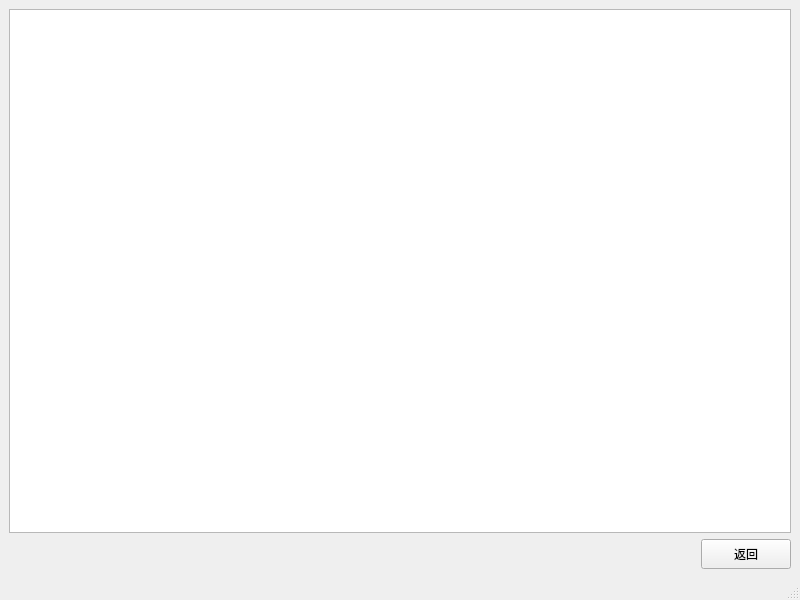
First picture: the form in mainCode/orderinfo.ui, repository CarlosDJY/QtBasedGroupWork, before the edit.
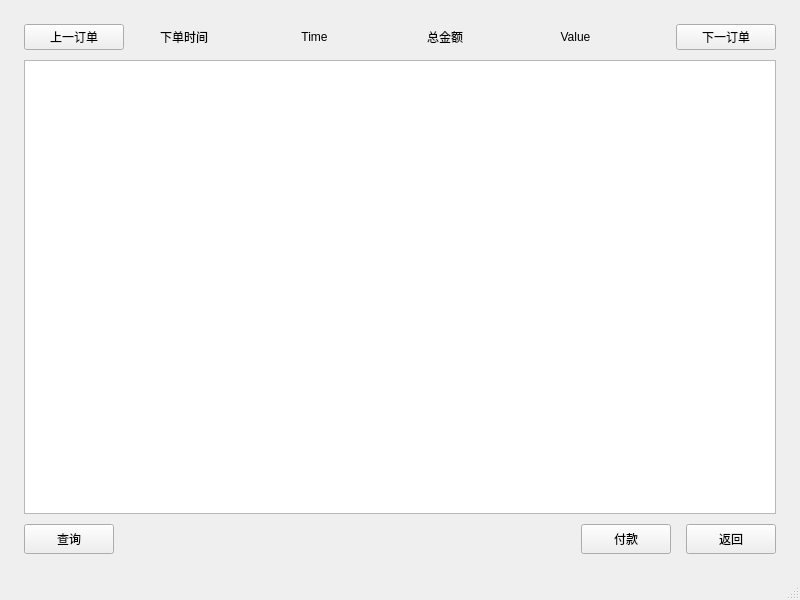
Second picture: the form after the edit.

Commit message: connect shoppingcart, orderinfo and paypage

```diff
--- a/mainCode/orderinfo.ui
+++ b/mainCode/orderinfo.ui
@@ -14,10 +14,109 @@
    <string>MainWindow</string>
   </property>
   <widget class="QWidget" name="centralwidget">
-   <layout class="QHBoxLayout" name="horizontalLayout">
+   <layout class="QVBoxLayout" name="verticalLayout">
     <item>
      <layout class="QGridLayout" name="gridLayout">
-      <item row="0" column="0" colspan="2">
+      <property name="leftMargin">
+       <number>15</number>
+      </property>
+      <property name="topMargin">
+       <number>15</number>
+      </property>
+      <property name="rightMargin">
+       <number>15</number>
+      </property>
+      <property name="bottomMargin">
+       <number>15</number>
+      </property>
+      <property name="horizontalSpacing">
+       <number>15</number>
+      </property>
+      <property name="verticalSpacing">
+       <number>10</number>
+      </property>
+      <item row="0" column="0" colspan="4">
+       <layout class="QHBoxLayout" name="horizontalLayout_3">
+        <property name="spacing">
+         <number>30</number>
+        </property>
+        <item>
+         <widget class="QPushButton" name="pushButton_2">
+          <property name="maximumSize">
+           <size>
+            <width>100</width>
+            <height>16777215</height>
+           </size>
+          </property>
+          <property name="text">
+           <string>上一订单</string>
+          </property>
+         </widget>
+        </item>
+        <item>
+         <layout class="QHBoxLayout" name="horizontalLayout_2">
+          <item>
+           <widget class="QLabel" name="label">
+            <property name="maximumSize">
+             <size>
+              <width>60</width>
+              <height>16777215</height>
+             </size>
+            </property>
+            <property name="text">
+             <string>&lt;html&gt;&lt;head/&gt;&lt;body&gt;&lt;p align=&quot;center&quot;&gt;下单时间&lt;/p&gt;&lt;/body&gt;&lt;/html&gt;</string>
+            </property>
+           </widget>
+          </item>
+          <item>
+           <widget class="QLabel" name="OrderTime">
+            <property name="text">
+             <string>&lt;html&gt;&lt;head/&gt;&lt;body&gt;&lt;p align=&quot;center&quot;&gt;Time&lt;/p&gt;&lt;/body&gt;&lt;/html&gt;</string>
+            </property>
+           </widget>
+          </item>
+         </layout>
+        </item>
+        <item>
+         <layout class="QHBoxLayout" name="horizontalLayout">
+          <item>
+           <widget class="QLabel" name="label_4">
+            <property name="maximumSize">
+             <size>
+              <width>60</width>
+              <height>16777215</height>
+             </size>
+            </property>
+            <property name="text">
+             <string>&lt;html&gt;&lt;head/&gt;&lt;body&gt;&lt;p align=&quot;center&quot;&gt;总金额&lt;/p&gt;&lt;/body&gt;&lt;/html&gt;</string>
+            </property>
+           </widget>
+          </item>
+          <item>
+           <widget class="QLabel" name="TotalValue">
+            <property name="text">
+             <string>&lt;html&gt;&lt;head/&gt;&lt;body&gt;&lt;p align=&quot;center&quot;&gt;Value&lt;/p&gt;&lt;/body&gt;&lt;/html&gt;</string>
+            </property>
+           </widget>
+          </item>
+         </layout>
+        </item>
+        <item>
+         <widget class="QPushButton" name="pushButton">
+          <property name="maximumSize">
+           <size>
+            <width>100</width>
+            <height>16777215</height>
+           </size>
+          </property>
+          <property name="text">
+           <string>下一订单</string>
+          </property>
+         </widget>
+        </item>
+       </layout>
+      </item>
+      <item row="1" column="0" colspan="4">
        <widget class="QTableView" name="OrderTable">
         <property name="minimumSize">
          <size>
@@ -33,44 +132,70 @@
         </property>
        </widget>
       </item>
-      <item row="1" column="1">
-       <widget class="QPushButton" name="BackButton">
+      <item row="2" column="0">
+       <widget class="QPushButton" name="FindOrder">
         <property name="minimumSize">
          <size>
           <width>90</width>
           <height>30</height>
          </size>
         </property>
-        <property name="maximumSize">
-         <size>
-          <width>90</width>
-          <height>30</height>
-         </size>
-        </property>
-        <property name="toolTip">
-         <string>&lt;html&gt;&lt;head/&gt;&lt;body&gt;&lt;p&gt;返回&lt;/p&gt;&lt;p&gt;&lt;br/&gt;&lt;/p&gt;&lt;/body&gt;&lt;/html&gt;</string>
-        </property>
-        <property name="layoutDirection">
-         <enum>Qt::LeftToRight</enum>
-        </property>
         <property name="text">
-         <string>返回</string>
+         <string>查询</string>
         </property>
        </widget>
       </item>
-      <item row="1" column="0">
+      <item row="2" column="1">
        <spacer name="horizontalSpacer">
         <property name="orientation">
          <enum>Qt::Horizontal</enum>
         </property>
         <property name="sizeHint" stdset="0">
          <size>
-          <width>40</width>
+          <width>338</width>
           <height>20</height>
          </size>
         </property>
        </spacer>
       </item>
+      <item row="2" column="2">
+       <widget class="QPushButton" name="PayButton">
+        <property name="minimumSize">
+         <size>
+          <width>90</width>
+          <height>30</height>
+         </size>
+        </property>
+        <property name="text">
+         <string>付款</string>
+        </property>
+       </widget>
+      </item>
+      <item row="2" column="3">
+       <widget class="QPushButton" name="BackButton">
+        <property name="minimumSize">
+         <size>
+          <width>90</width>
+          <height>30</height>
+         </size>
+        </property>
+        <property name="maximumSize">
+         <size>
+          <width>90</width>
+          <height>30</height>
+         </size>
+        </property>
+        <property name="toolTip">
+         <string>&lt;html&gt;&lt;head/&gt;&lt;body&gt;&lt;p&gt;返回&lt;/p&gt;&lt;p&gt;&lt;br/&gt;&lt;/p&gt;&lt;/body&gt;&lt;/html&gt;</string>
+        </property>
+        <property name="layoutDirection">
+         <enum>Qt::LeftToRight</enum>
+        </property>
+        <property name="text">
+         <string>返回</string>
+        </property>
+       </widget>
+      </item>
      </layout>
     </item>
    </layout>
```
Left out of the diff: 2 changed lines with no effect on the pictures. The commit also changes 6 other files.
